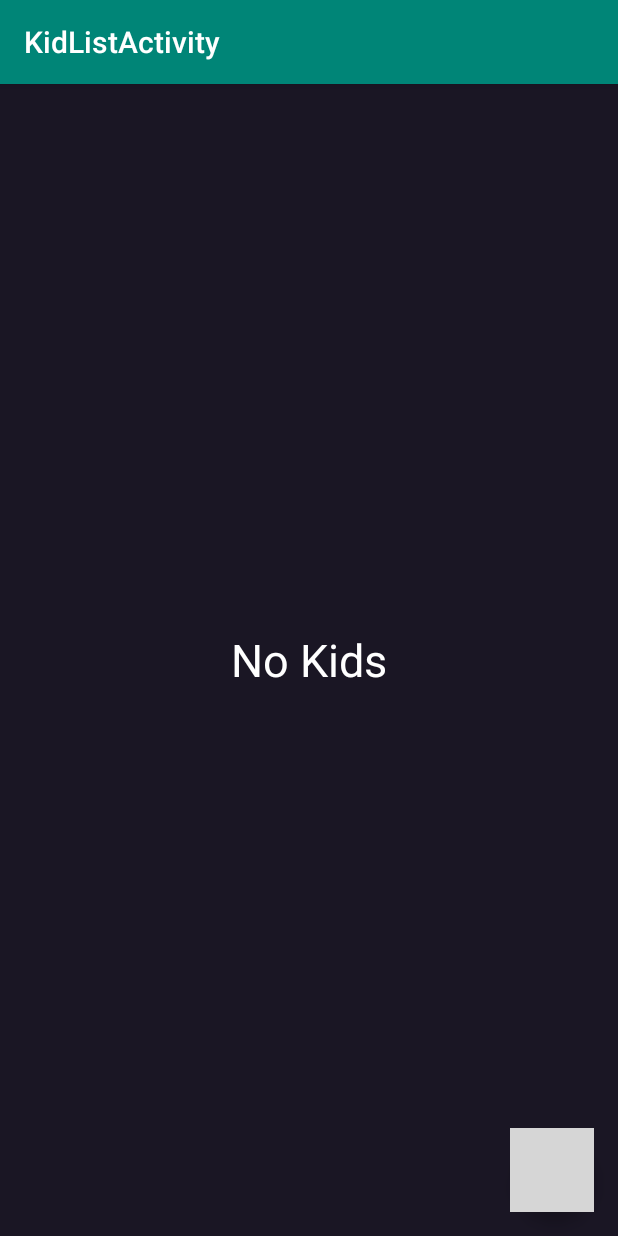
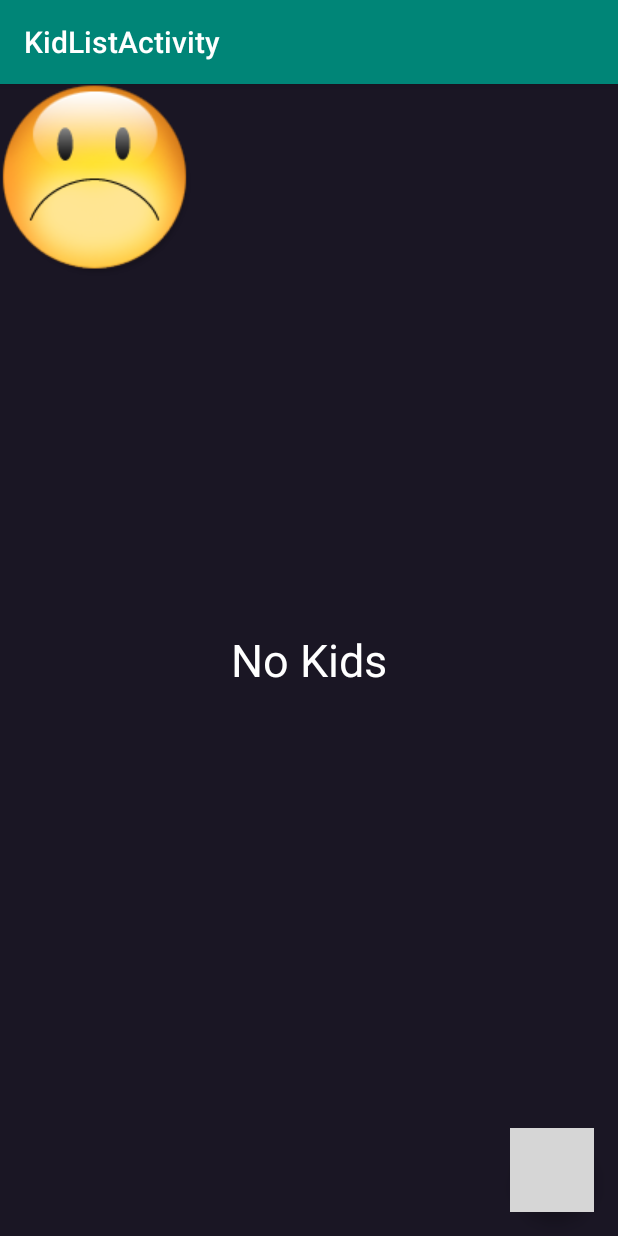
Before and after one commit to dawitsileshi/WordPuzzleGame2, an Android app: the KidListActivity screen opened directly, with no data from a screen before it, on a phone screen of 412 x 824 dp. Run offline under Robolectric (Android 15) with nearby library versions, the phone set to English and light mode, and no system bars; 5 statements that could not run were skipped; grey boxes are pictures that could not be loaded.

Commit message:
Last commit

```diff
--- a/app/src/main/res/layout/content_kid_list.xml
+++ b/app/src/main/res/layout/content_kid_list.xml
@@ -9,6 +9,10 @@
     tools:context=".KidListActivity"
     tools:showIn="@layout/activity_kid_list">
 
+    <ImageView
+        android:layout_width="wrap_content"
+        android:layout_height="wrap_content"
+        android:src="@drawable/sad"/>
     <TextView
         android:id="@+id/tv_activity_kid_list_no_kids"
         android:layout_width="0dp"
```
